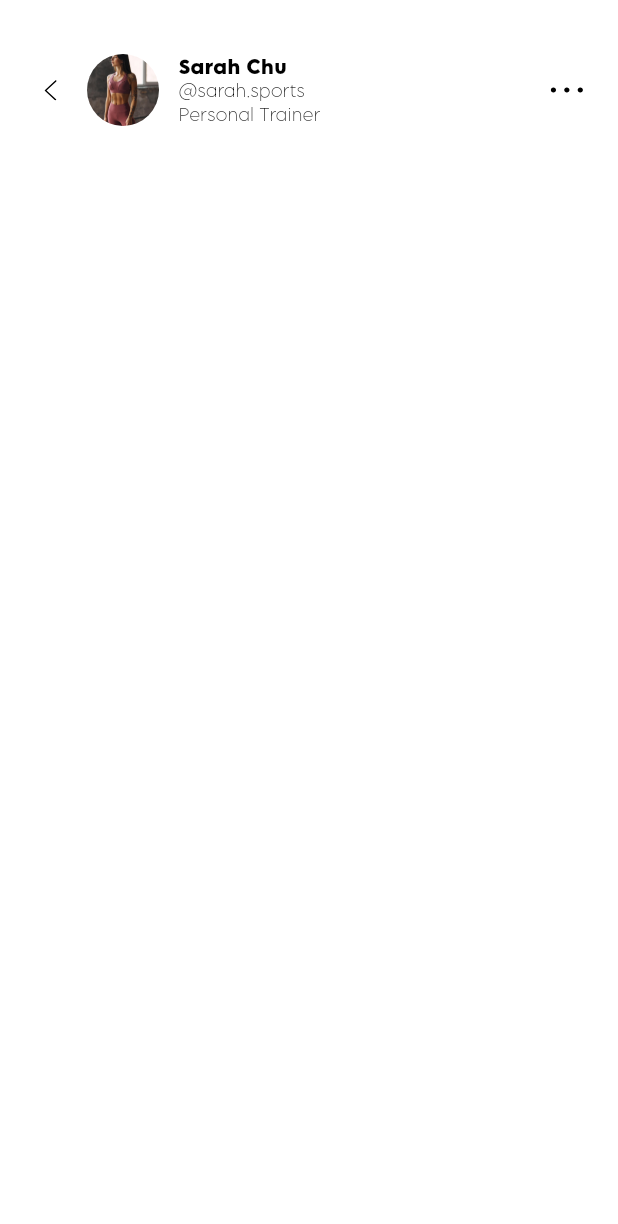
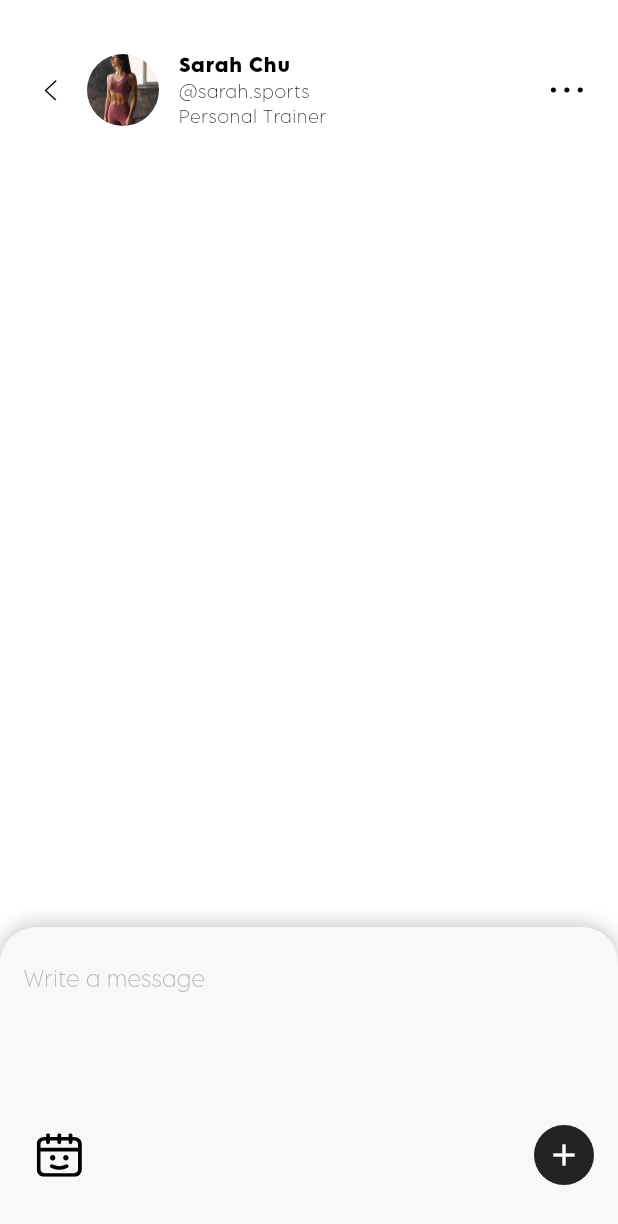
Before and after one commit to adrianojec/schedule_calendar, a Flutter app: the screen it shows after launch, on a phone screen of 412 x 824 dp. Shown: the top 1224 px of the screen. Run offline on Flutter 3.47's test engine with Material 3 defaults, Android fonts, the phone set to English and light mode, and no system bars; our stand-ins replace flutter_svg.

Commit message:
finished home screen
- added icons,
- created mock data for events
- created reusable widget for events
- replaced reusable text widgets with styles in theme

```diff
--- a/lib/constants/strings.dart
+++ b/lib/constants/strings.dart
@@ -2,3 +2,13 @@ const emptyString = '';
 
 const iconPath = 'assets/icons';
 const imagePath = 'assets/images';
+
+// Icons
+const backIcon = '$iconPath/back.svg';
+const calendarIcon = '$iconPath/calendar.svg';
+const userImage = '$imagePath/user.png';
+const moreIcon = '$iconPath/more.svg';
+
+// Strings
+const seeMore = 'See more...';
+const writeMessage = 'Write a message';
--- /dev/null
+++ b/lib/data/mock/event_data.dart
@@ -0,0 +1,33 @@
+import 'package:schedule_calendar/constants/constants.dart';
+import 'package:schedule_calendar/data/mock/model/schedule_event.dart';
+import 'package:schedule_calendar/utils/enums.dart';
+
+final events = [
+  ScheduleEvent(
+    imageUrl: userImage,
+    title: 'Privater Training Sessions',
+    userRole: 'Coach',
+    type: EventType.inperson,
+    description:
+        'Legal : Consultation for with regards to Intellectual Property, Copyrights, Trade Mark & other business ...',
+    duration: 30,
+  ),
+  ScheduleEvent(
+    imageUrl: userImage,
+    title: 'Adult Group Class',
+    userRole: 'Coach',
+    type: EventType.inperson,
+    description:
+        'Legal : Consultation for with regards to Intellectual Property, Copyrights, Trade Mark & other business ...',
+    duration: 60,
+  ),
+  ScheduleEvent(
+    imageUrl: userImage,
+    title: 'Diet Consultation',
+    userRole: 'Coach',
+    type: EventType.call,
+    description:
+        'Legal : Consultation for with regards to Intellectual Property, Copyrights, Trade Mark & other business ...',
+    duration: 30,
+  ),
+];
--- a/lib/schedule_calendar.dart
+++ b/lib/schedule_calendar.dart
@@ -1,4 +1,5 @@
 import 'package:flutter/material.dart';
+import 'package:schedule_calendar/utils/theme.dart';
 import 'package:schedule_calendar/routes/route_manager.dart';
 import 'package:schedule_calendar/screens/screens.dart';
 
@@ -7,11 +8,12 @@ class ScheduleCalendar extends StatelessWidget {
 
   @override
   Widget build(BuildContext context) {
-    return const MaterialApp(
+    return MaterialApp(
+      theme: scheduleCalendarTheme,
       debugShowCheckedModeBanner: false,
       initialRoute: HomeScreen.routeName,
       onGenerateRoute: RouteManager.generateRoute,
-      home: HomeScreen(),
+      home: const HomeScreen(),
     );
   }
 }
--- a/lib/screens/home_screen.dart
+++ b/lib/screens/home_screen.dart
@@ -1,6 +1,10 @@
 import 'package:flutter/material.dart';
+import 'package:flutter_svg/flutter_svg.dart';
 import 'package:schedule_calendar/constants/constants.dart';
+import 'package:schedule_calendar/data/mock/event_data.dart';
 import 'package:schedule_calendar/widgets/widgets.dart';
+
+const double _addIconSize = 40.0;
 
 class HomeScreen extends StatelessWidget {
   static const String routeName = '/';
@@ -9,16 +13,116 @@ class HomeScreen extends StatelessWidget {
 
   @override
   Widget build(BuildContext context) {
-    return const Scaffold(
+    final size = MediaQuery.of(context).size;
+    final textTheme = Theme.of(context).textTheme;
+
+    return Scaffold(
       backgroundColor: white,
-      appBar: SchedulCalendarAppBar(imageUrl: '$imagePath/user.png'),
-      body: SafeArea(
-        child: Column(
-          children: [
-            // SchedulCalendarAppBar(),
-          ],
-        ),
+      appBar: const SchedulCalendarAppBar(imageUrl: userImage),
+      body: Column(
+        mainAxisAlignment: MainAxisAlignment.end,
+        children: [
+          ScheduleCalendarBottomSheet(
+            height: size.height * 0.25,
+            child: Column(
+              children: [
+                Padding(
+                  padding: const EdgeInsets.all(16.0),
+                  child: TextField(
+                    maxLines: 4,
+                    style: textTheme.labelLarge?.copyWith(fontWeight: FontWeight.w400),
+                    decoration: InputDecoration(
+                      border: InputBorder.none,
+                      hintText: writeMessage,
+                      hintStyle: textTheme.labelLarge?.copyWith(
+                        color: mistyGrey,
+                        fontWeight: FontWeight.w300,
+                      ),
+                    ),
+                  ),
+                ),
+                Padding(
+                  padding: const EdgeInsets.symmetric(horizontal: 16.0),
+                  child: Row(
+                    mainAxisAlignment: MainAxisAlignment.spaceBetween,
+                    children: [
+                      IconButton(
+                        onPressed: () {},
+                        icon: SvgPicture.asset(calendarIcon),
+                      ),
+                      Container(
+                        height: _addIconSize,
+                        width: _addIconSize,
+                        decoration: const BoxDecoration(
+                          shape: BoxShape.circle,
+                          color: boscoGrey,
+                        ),
+                        child: IconButton(
+                          onPressed: () => _showBottomSheet(context),
+                          color: white,
+                          icon: const Icon(Icons.add),
+                        ),
+                      ),
+                    ],
+                  ),
+                )
+              ],
+            ),
+          )
+        ],
       ),
     );
   }
+
+  void _showBottomSheet(BuildContext context) {
+    final size = MediaQuery.of(context).size;
+    final textTheme = Theme.of(context).textTheme;
+
+    showModalBottomSheet(
+      barrierColor: Colors.transparent,
+      context: context,
+      builder: (ctx) {
+        return ScheduleCalendarBottomSheet(
+          height: size.height * 0.45,
+          child: SingleChildScrollView(
+            child: Padding(
+              padding: const EdgeInsets.only(
+                left: 16,
+                right: 16,
+                top: 30,
+              ),
+              child: Column(
+                crossAxisAlignment: CrossAxisAlignment.start,
+                children: [
+                  Text(
+                    "Sarah's Calendar",
+                    style: textTheme.titleLarge,
+                  ),
+                  const VerticalSpace(26.0),
+                  ListView.builder(
+                    padding: EdgeInsets.zero,
+                    shrinkWrap: true,
+                    itemCount: events.length,
+                    itemBuilder: (_, index) => EventTile(event: events[index]),
+                  ),
+                  Center(
+                    child: TextButton(
+                      onPressed: () {},
+                      child: Text(
+                        seeMore,
+                        style: textTheme.bodySmall?.copyWith(
+                          fontWeight: FontWeight.w500,
+                          letterSpacing: -0.2,
+                        ),
+                      ),
+                    ),
+                  )
+                ],
+              ),
+            ),
+          ),
+        );
+      },
+    );
+  }
 }
--- /dev/null
+++ b/lib/utils/theme.dart
@@ -0,0 +1,38 @@
+import 'package:flutter/material.dart';
+
+import '../constants/colors.dart';
+
+final ThemeData scheduleCalendarTheme = ThemeData(
+  textTheme: const TextTheme(
+    headlineLarge: TextStyle(
+      color: blancoWhite,
+      fontFamily: 'LemonMilkPro',
+      fontSize: 24.0,
+      fontWeight: FontWeight.w700,
+    ),
+    titleLarge: TextStyle(
+      color: ashGrey,
+      fontSize: 16.0,
+      fontFamily: 'LemonMilkPro',
+      fontWeight: FontWeight.w300,
+    ),
+    labelLarge: TextStyle(
+      color: ashGrey,
+      fontSize: 14.0,
+      fontFamily: 'LemonMilkPro',
+      fontWeight: FontWeight.w700,
+    ),
+    bodyLarge: TextStyle(
+      color: black,
+      fontSize: 12.0,
+      fontFamily: 'LemonMilkPro',
+      fontWeight: FontWeight.w600,
+    ),
+    bodySmall: TextStyle(
+      color: ashGrey,
+      fontSize: 10.0,
+      fontFamily: 'LemonMilkPro',
+      fontWeight: FontWeight.w300,
+    ),
+  ),
+);
--- a/lib/widgets/schedule_calendar_app_bar.dart
+++ b/lib/widgets/schedule_calendar_app_bar.dart
@@ -26,6 +26,7 @@ class SchedulCalendarAppBar extends StatelessWidget implements PreferredSizeWidg
 
   @override
   Widget build(BuildContext context) {
+    final textTheme = Theme.of(context).textTheme;
     const iconPadding = EdgeInsets.symmetric(
       vertical: 8.0,
       horizontal: 12.0,
@@ -41,12 +42,12 @@ class SchedulCalendarAppBar extends StatelessWidget implements PreferredSizeWidg
               IconButton(
                 padding: iconPadding,
                 iconSize: iconSize,
-                icon: SvgPicture.asset('$iconPath/back.svg'),
+                icon: SvgPicture.asset(backIcon),
                 onPressed: onPressBack,
               ),
               CircleAvatar(
                 backgroundColor: Colors.transparent,
-                radius: 24,
+                radius: 24.0,
                 backgroundImage: AssetImage(imageUrl),
               ),
               const HorizontalSpace(13.0),
@@ -54,16 +55,23 @@ class SchedulCalendarAppBar extends StatelessWidget implements PreferredSizeWidg
                 crossAxisAlignment: CrossAxisAlignment.start,
                 mainAxisAlignment: MainAxisAlignment.center,
                 children: [
-                  Body(name),
-                  Body(
+                  Text(
+                    name,
+                    style: textTheme.bodyLarge,
+                  ),
+                  Text(
                     email,
-                    fontSize: 11,
-                    fontWeight: FontWeight.w300,
+                    style: textTheme.bodyLarge?.copyWith(
+                      fontSize: 11.0,
+                      fontWeight: FontWeight.w300,
+                    ),
                   ),
-                  Body(
+                  Text(
                     workPosition,
-                    fontSize: 11,
-                    fontWeight: FontWeight.w300,
+                    style: textTheme.bodyLarge?.copyWith(
+                      fontSize: 11.0,
+                      fontWeight: FontWeight.w300,
+                    ),
                   ),
                 ],
               ),
@@ -72,7 +80,7 @@ class SchedulCalendarAppBar extends StatelessWidget implements PreferredSizeWidg
           IconButton(
             padding: iconPadding,
             iconSize: iconSize,
-            icon: SvgPicture.asset('$iconPath/more.svg'),
+            icon: SvgPicture.asset(moreIcon),
             onPressed: onPressBack,
           ),
         ],
--- /dev/null
+++ b/lib/widgets/schedule_calendar_bottom_sheet.dart
@@ -0,0 +1,38 @@
+import 'package:flutter/material.dart';
+
+import '../constants/constants.dart';
+
+const double _bottomSheetBorderRadius = 24.0;
+
+class ScheduleCalendarBottomSheet extends StatelessWidget {
+  final double? height;
+  final Widget? child;
+
+  const ScheduleCalendarBottomSheet({
+    this.height,
+    this.child,
+    super.key,
+  });
+
+  @override
+  Widget build(BuildContext context) {
+    return Container(
+      height: height,
+      decoration: BoxDecoration(
+        borderRadius: const BorderRadiusDirectional.only(
+          topStart: Radius.circular(_bottomSheetBorderRadius),
+          topEnd: Radius.circular(_bottomSheetBorderRadius),
+        ),
+        color: blancoWhite,
+        boxShadow: [
+          BoxShadow(
+            offset: const Offset(0, -1),
+            blurRadius: 10,
+            color: blackPanther.withOpacity(0.25),
+          ),
+        ],
+      ),
+      child: child,
+    );
+  }
+}
--- a/lib/widgets/typography/body.dart
+++ /dev/null
@@ -1,30 +0,0 @@
-import 'package:flutter/material.dart';
-import 'package:schedule_calendar/constants/constants.dart';
-
-class Body extends StatelessWidget {
-  final String text;
-  final Color? color;
-  final FontWeight? fontWeight;
-  final double? fontSize;
-
-  const Body(
-    this.text, {
-    this.color = black,
-    this.fontWeight = FontWeight.w600,
-    this.fontSize = 12.0,
-    super.key,
-  });
-
-  @override
-  Widget build(BuildContext context) {
-    return Text(
-      text,
-      style: TextStyle(
-        color: color,
-        fontFamily: 'LemonMilkPro',
-        fontWeight: fontWeight,
-        fontSize: fontSize,
-      ),
-    );
-  }
-}
--- a/lib/widgets/typography/title.dart
+++ /dev/null
@@ -1,30 +0,0 @@
-import 'package:flutter/material.dart';
-import 'package:schedule_calendar/constants/constants.dart';
-
-class Title extends StatelessWidget {
-  final String text;
-  final Color? color;
-  final FontWeight? fontWeight;
-  final double? fontSize;
-
-  const Title(
-    this.text, {
-    this.color = ashGrey,
-    this.fontWeight = FontWeight.w300,
-    this.fontSize = 16.0,
-    super.key,
-  });
-
-  @override
-  Widget build(BuildContext context) {
-    return Text(
-      text,
-      style: TextStyle(
-        color: color,
-        fontFamily: 'LemonMilkPro',
-        fontWeight: fontWeight,
-        fontSize: fontSize,
-      ),
-    );
-  }
-}
```
Also changed, not shown: lib/data/mock/model/schedule_event.dart (added, +19 -0 lines), lib/utils/enums.dart (added, +8 -0 lines), lib/widgets/event_tile.dart (added, +125 -0 lines), lib/widgets/event_type_chip.dart (added, +46 -0 lines), lib/widgets/typography/caption.dart (deleted, +0 -30 lines), lib/widgets/typography/headline.dart (deleted, +0 -31 lines), lib/widgets/typography/subtitle.dart (deleted, +0 -30 lines), lib/widgets/widgets.dart (+4 -7 lines), assets/icons/calendar.svg (added).
